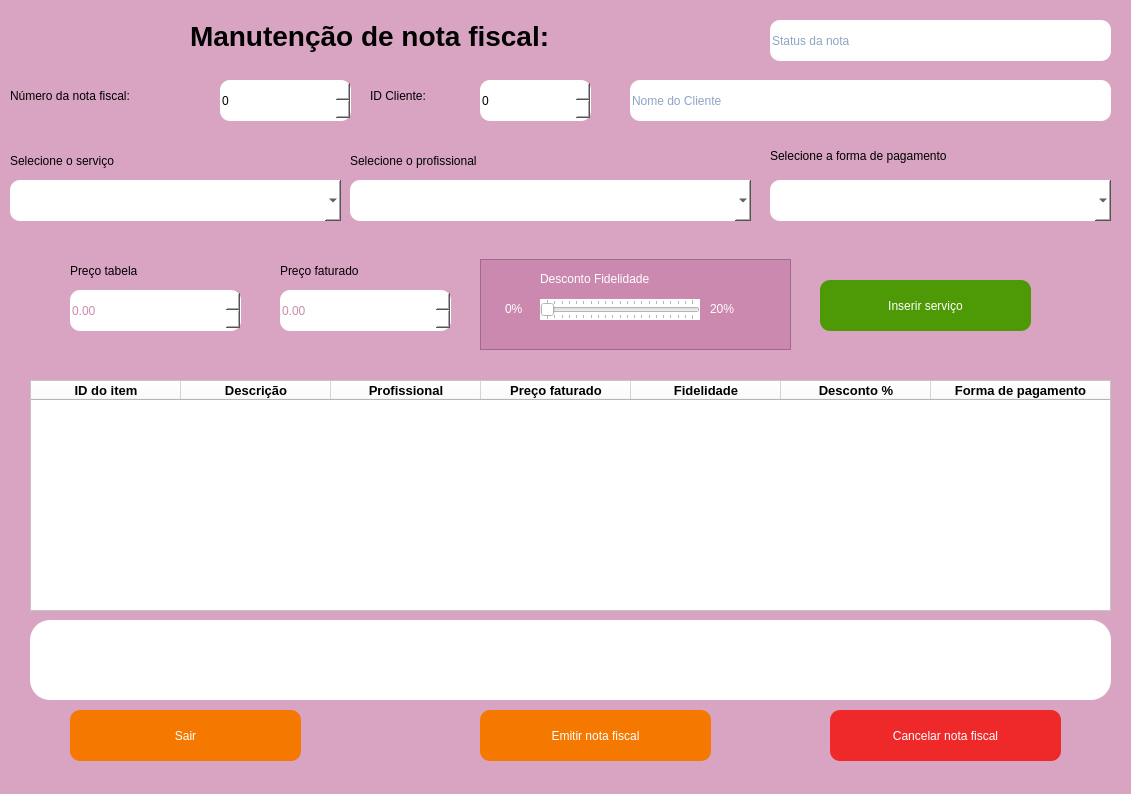
Before: the Qt Designer form telas_duda/manut_nf.ui in JVwolfart/PROJETO-SALAO-JOVEM-PROGRAMADOR, drawn with Qt 5.
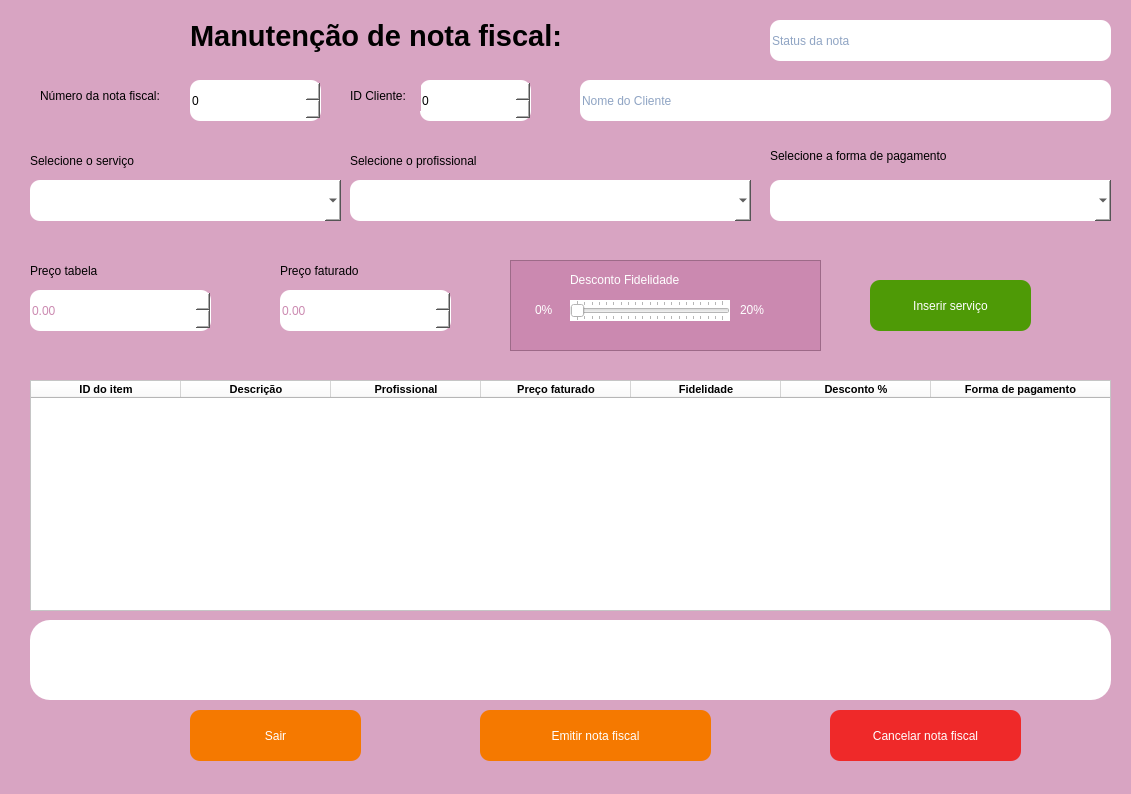
After: the same form once the commit is applied.

What changed in the file:
```diff
--- a/telas_duda/manut_nf.ui
+++ b/telas_duda/manut_nf.ui
@@ -70,9 +70,9 @@
    <widget class="QLabel" name="label_3">
     <property name="geometry">
      <rect>
-      <x>10</x>
+      <x>40</x>
       <y>80</y>
-      <width>201</width>
+      <width>141</width>
       <height>31</height>
      </rect>
     </property>
@@ -133,7 +133,7 @@
     </property>
     <property name="geometry">
      <rect>
-      <x>480</x>
+      <x>420</x>
       <y>80</y>
       <width>111</width>
       <height>41</height>
@@ -155,8 +155,8 @@
    <widget class="QFrame" name="frame_vip">
     <property name="geometry">
      <rect>
-      <x>480</x>
-      <y>259</y>
+      <x>510</x>
+      <y>260</y>
       <width>311</width>
       <height>91</height>
      </rect>
@@ -260,9 +260,9 @@
    <widget class="QPushButton" name="BtnInserir">
     <property name="geometry">
      <rect>
-      <x>820</x>
+      <x>870</x>
       <y>280</y>
-      <width>211</width>
+      <width>161</width>
       <height>51</height>
      </rect>
     </property>
@@ -291,9 +291,9 @@
     </property>
     <property name="geometry">
      <rect>
-      <x>630</x>
+      <x>580</x>
       <y>80</y>
-      <width>481</width>
+      <width>531</width>
       <height>41</height>
      </rect>
     </property>
@@ -355,9 +355,9 @@
     </property>
     <property name="geometry">
      <rect>
-      <x>70</x>
+      <x>30</x>
       <y>290</y>
-      <width>171</width>
+      <width>181</width>
       <height>41</height>
      </rect>
     </property>
@@ -387,7 +387,7 @@
    <widget class="QLabel" name="label_5">
     <property name="geometry">
      <rect>
-      <x>10</x>
+      <x>30</x>
       <y>150</y>
       <width>191</width>
       <height>22</height>
@@ -400,9 +400,9 @@
    <widget class="QComboBox" name="comboServicos">
     <property name="geometry">
      <rect>
-      <x>10</x>
+      <x>30</x>
       <y>180</y>
-      <width>331</width>
+      <width>311</width>
       <height>41</height>
      </rect>
     </property>
@@ -416,7 +416,7 @@
    <widget class="QLabel" name="label_7">
     <property name="geometry">
      <rect>
-      <x>70</x>
+      <x>30</x>
       <y>260</y>
       <width>191</width>
       <height>22</height>
@@ -485,7 +485,7 @@
      </property>
      <property name="font">
       <font>
-       <pointsize>10</pointsize>
+       <pointsize>8</pointsize>
        <weight>75</weight>
        <bold>true</bold>
       </font>
@@ -500,7 +500,7 @@
      </property>
      <property name="font">
       <font>
-       <pointsize>10</pointsize>
+       <pointsize>8</pointsize>
        <weight>75</weight>
        <bold>true</bold>
       </font>
@@ -515,7 +515,7 @@
      </property>
      <property name="font">
       <font>
-       <pointsize>10</pointsize>
+       <pointsize>8</pointsize>
        <weight>75</weight>
        <bold>true</bold>
       </font>
@@ -530,7 +530,7 @@
      </property>
      <property name="font">
       <font>
-       <pointsize>10</pointsize>
+       <pointsize>8</pointsize>
        <weight>75</weight>
        <bold>true</bold>
       </font>
@@ -545,7 +545,7 @@
      </property>
      <property name="font">
       <font>
-       <pointsize>10</pointsize>
+       <pointsize>8</pointsize>
        <weight>75</weight>
        <bold>true</bold>
       </font>
@@ -560,7 +560,7 @@
      </property>
      <property name="font">
       <font>
-       <pointsize>10</pointsize>
+       <pointsize>8</pointsize>
        <weight>75</weight>
        <bold>true</bold>
       </font>
@@ -575,7 +575,7 @@
      </property>
      <property name="font">
       <font>
-       <pointsize>10</pointsize>
+       <pointsize>8</pointsize>
        <weight>75</weight>
        <bold>true</bold>
       </font>
@@ -591,7 +591,7 @@
     </property>
     <property name="geometry">
      <rect>
-      <x>220</x>
+      <x>190</x>
       <y>80</y>
       <width>131</width>
       <height>41</height>
@@ -670,9 +670,9 @@
    <widget class="QLabel" name="label_10">
     <property name="geometry">
      <rect>
-      <x>370</x>
+      <x>350</x>
       <y>80</y>
-      <width>101</width>
+      <width>71</width>
       <height>31</height>
      </rect>
     </property>
@@ -685,7 +685,7 @@
      <rect>
       <x>830</x>
       <y>710</y>
-      <width>231</width>
+      <width>191</width>
       <height>51</height>
      </rect>
     </property>
@@ -737,9 +737,9 @@
    <widget class="QPushButton" name="BtnSair">
     <property name="geometry">
      <rect>
-      <x>70</x>
+      <x>190</x>
       <y>710</y>
-      <width>231</width>
+      <width>171</width>
       <height>51</height>
      </rect>
     </property>
@@ -773,7 +773,7 @@
     </property>
     <property name="font">
      <font>
-      <pointsize>21</pointsize>
+      <pointsize>22</pointsize>
       <weight>75</weight>
       <bold>true</bold>
      </font>
```
